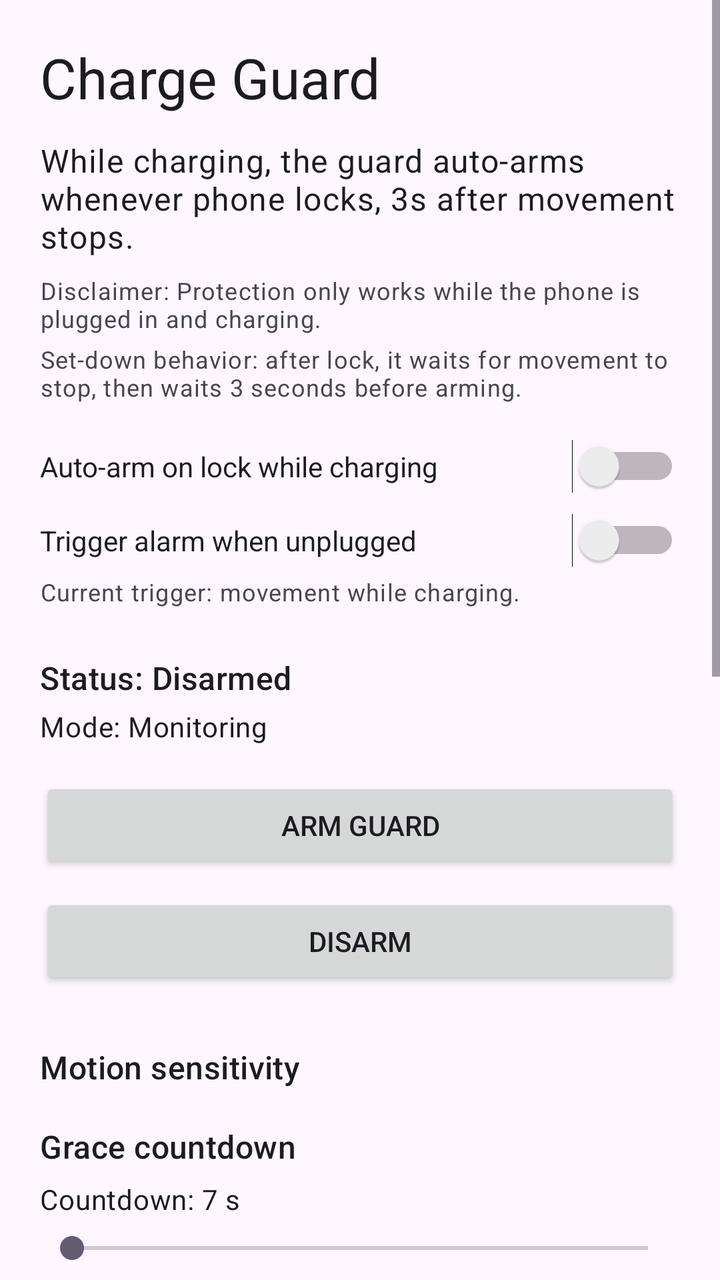
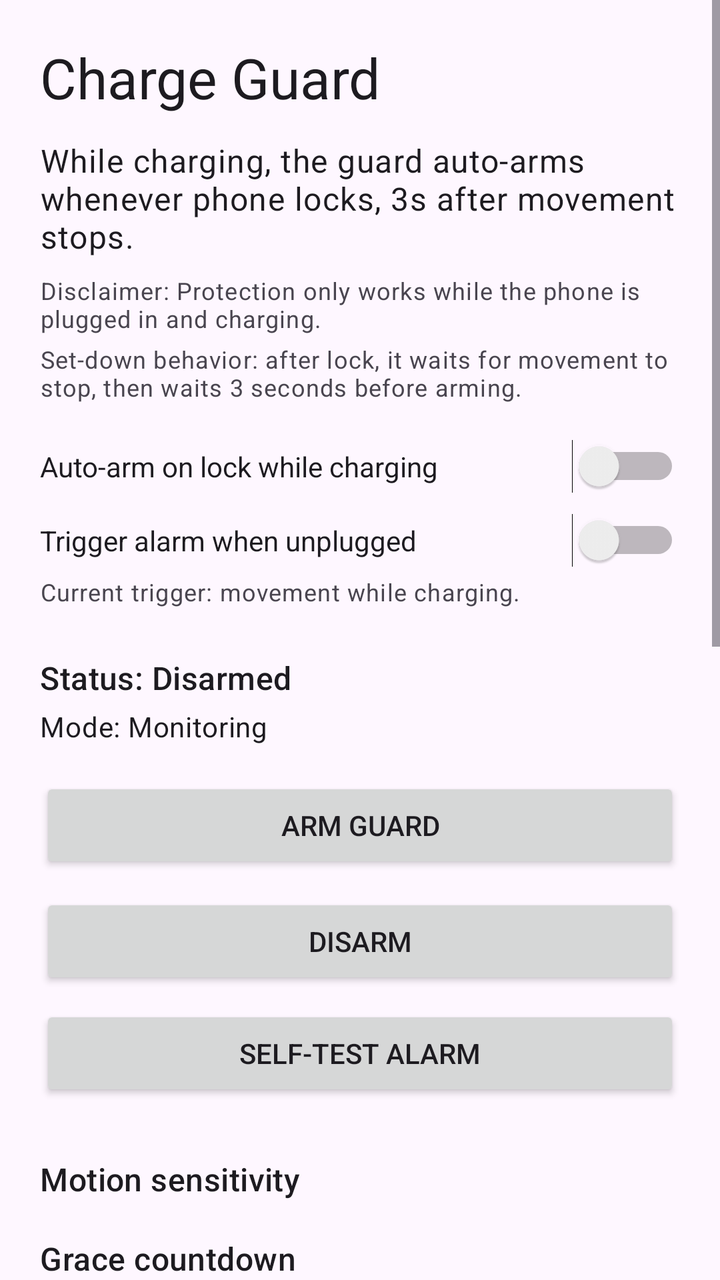

Two renders of the same Android screen: before a commit and after it. Below are the layout's source before the change and the commit's diff.
<!-- AndroidManifest.xml: application theme Theme.ChargeGuard -->
<!-- res/layout/activity_main.xml -->
<?xml version="1.0" encoding="utf-8"?>
<ScrollView xmlns:android="http://schemas.android.com/apk/res/android"
    xmlns:ads="http://schemas.android.com/apk/res-auto"
    xmlns:tools="http://schemas.android.com/tools"
    android:layout_width="match_parent"
    android:layout_height="match_parent"
    tools:context=".MainActivity">

    <LinearLayout
        android:layout_width="match_parent"
        android:layout_height="wrap_content"
        android:orientation="vertical"
        android:padding="20dp">

        <TextView
            android:id="@+id/titleText"
            android:layout_width="match_parent"
            android:layout_height="wrap_content"
            android:text="Charge Guard"
            android:textAppearance="@style/TextAppearance.Material3.HeadlineMedium" />

        <TextView
            android:id="@+id/descriptionText"
            android:layout_width="match_parent"
            android:layout_height="wrap_content"
            android:layout_marginTop="12dp"
            android:text="While charging, the guard auto-arms whenever phone locks, 3s after movement stops."
            android:textAppearance="@style/TextAppearance.Material3.BodyLarge" />

        <TextView
            android:id="@+id/disclaimerText"
            android:layout_width="match_parent"
            android:layout_height="wrap_content"
            android:layout_marginTop="8dp"
            android:text="Disclaimer: Protection only works while the phone is plugged in and charging."
            android:textAppearance="@style/TextAppearance.Material3.BodySmall" />

        <TextView
            android:id="@+id/settleHintText"
            android:layout_width="match_parent"
            android:layout_height="wrap_content"
            android:layout_marginTop="4dp"
            android:text="Set-down behavior: after lock, it waits for movement to stop, then waits 3 seconds before arming."
            android:textAppearance="@style/TextAppearance.Material3.BodySmall" />

        <Switch
            android:id="@+id/armModeSwitch"
            android:layout_width="match_parent"
            android:layout_height="wrap_content"
            android:layout_marginTop="18dp"
            android:text="Auto-arm on lock while charging" />

        <Switch
            android:id="@+id/triggerModeSwitch"
            android:layout_width="match_parent"
            android:layout_height="wrap_content"
            android:layout_marginTop="10dp"
            android:text="Trigger alarm when unplugged" />

        <TextView
            android:id="@+id/triggerModeHintText"
            android:layout_width="match_parent"
            android:layout_height="wrap_content"
            android:layout_marginTop="4dp"
            android:text="Current trigger: movement while charging."
            android:textAppearance="@style/TextAppearance.Material3.BodySmall" />

        <TextView
            android:id="@+id/stateText"
            android:layout_width="match_parent"
            android:layout_height="wrap_content"
            android:layout_marginTop="24dp"
            android:text="Status: Disarmed"
            android:textAppearance="@style/TextAppearance.Material3.TitleMedium" />

        <TextView
            android:id="@+id/modeText"
            android:layout_width="match_parent"
            android:layout_height="wrap_content"
            android:layout_marginTop="4dp"
            android:text="Mode: Monitoring"
            android:textAppearance="@style/TextAppearance.Material3.BodyMedium" />

        <Button
            android:id="@+id/armButton"
            android:layout_width="match_parent"
            android:layout_height="wrap_content"
            android:layout_marginTop="16dp"
            android:text="Arm Guard" />

        <Button
            android:id="@+id/disarmButton"
            android:layout_width="match_parent"
            android:layout_height="wrap_content"
            android:layout_marginTop="10dp"
            android:text="Disarm" />

        <TextView
            android:id="@+id/sensitivityTitle"
            android:layout_width="match_parent"
            android:layout_height="wrap_content"
            android:layout_marginTop="28dp"
            android:text="Motion sensitivity"
            android:textAppearance="@style/TextAppearance.Material3.TitleMedium" />

        <TextView
            android:id="@+id/countdownTitle"
            android:layout_width="match_parent"
            android:layout_height="wrap_content"
            android:layout_marginTop="18dp"
            android:text="Grace countdown"
            android:textAppearance="@style/TextAppearance.Material3.TitleMedium" />

        <TextView
            android:id="@+id/countdownLabel"
            android:layout_width="match_parent"
            android:layout_height="wrap_content"
            android:layout_marginTop="6dp"
            android:text="Countdown: 7 s"
            android:textAppearance="@style/TextAppearance.Material3.BodyMedium" />

        <SeekBar
            android:id="@+id/countdownSeekBar"
            android:layout_width="match_parent"
            android:layout_height="wrap_content"
            android:layout_marginTop="6dp" />

        <TextView
            android:id="@+id/sensitivityLabel"
            android:layout_width="match_parent"
            android:layout_height="wrap_content"
            android:layout_marginTop="6dp"
            android:text="Threshold: 3.2"
            android:textAppearance="@style/TextAppearance.Material3.BodyMedium" />

        <SeekBar
            android:id="@+id/sensitivitySeekBar"
            android:layout_width="match_parent"
            android:layout_height="wrap_content"
            android:layout_marginTop="6dp" />

        <Button
            android:id="@+id/calibrateButton"
            android:layout_width="match_parent"
            android:layout_height="wrap_content"
            android:layout_marginTop="8dp"
            android:text="Calibrate While Still" />

        <TextView
            android:id="@+id/pinTitle"
            android:layout_width="match_parent"
            android:layout_height="wrap_content"
            android:layout_marginTop="28dp"
            android:text="Disarm PIN (optional)"
            android:textAppearance="@style/TextAppearance.Material3.TitleMedium" />

        <Switch
            android:id="@+id/pinSwitch"
            android:layout_width="match_parent"
            android:layout_height="wrap_content"
            android:layout_marginTop="8dp"
            android:text="Require PIN to disarm" />

        <EditText
            android:id="@+id/pinInput"
            android:layout_width="match_parent"
            android:layout_height="wrap_content"
            android:layout_marginTop="8dp"
            android:hint="Enter 4+ digit PIN"
            android:inputType="numberPassword"
            android:maxLength="8" />

        <Button
            android:id="@+id/savePinButton"
            android:layout_width="match_parent"
            android:layout_height="wrap_content"
            android:layout_marginTop="8dp"
            android:text="Save PIN" />

        <TextView
            android:id="@+id/premiumTitle"
            android:layout_width="match_parent"
            android:layout_height="wrap_content"
            android:layout_marginTop="28dp"
            android:text="Premium"
            android:textAppearance="@style/TextAppearance.Material3.TitleMedium" />

        <TextView
            android:id="@+id/premiumDescription"
            android:layout_width="match_parent"
            android:layout_height="wrap_content"
            android:layout_marginTop="6dp"
            android:text="Unlock once to remove ads and support development."
            android:textAppearance="@style/TextAppearance.Material3.BodyMedium" />

        <TextView
            android:id="@+id/premiumStatusText"
            android:layout_width="match_parent"
            android:layout_height="wrap_content"
            android:layout_marginTop="6dp"
            android:text="Premium: Locked"
            android:textAppearance="@style/TextAppearance.Material3.BodyMedium" />

        <Button
            android:id="@+id/buyPremiumButton"
            android:layout_width="match_parent"
            android:layout_height="wrap_content"
            android:layout_marginTop="8dp"
            android:text="Unlock Premium (One-Time)" />

        <Button
            android:id="@+id/restorePurchaseButton"
            android:layout_width="match_parent"
            android:layout_height="wrap_content"
            android:layout_marginTop="8dp"
            android:text="Restore Purchase" />

        <com.google.android.gms.ads.AdView
            android:id="@+id/adView"
            android:layout_width="wrap_content"
            android:layout_height="wrap_content"
            android:layout_gravity="center_horizontal"
            android:layout_marginTop="16dp"
            ads:adSize="BANNER"
            ads:adUnitId="@string/admob_banner_unit_id" />

    </LinearLayout>
</ScrollView>
<!-- resources referenced by this layout -->
<resources>
  <string name="admob_banner_unit_id">ca-app-pub-3940256099942544/6300978111</string>
  <style name="Theme.ChargeGuard" parent="Theme.Material3.DayNight.NoActionBar">
          <item name="android:statusBarColor">?attr/colorSurface</item>
          <item name="android:windowLightStatusBar" tools:targetApi="m">true</item>
      </style>
</resources>

<!-- the commit's change to res/layout/activity_main.xml (unified diff, before → after) -->
@@ -95,6 +95,13 @@
             android:layout_marginTop="10dp"
             android:text="Disarm" />
 
+        <Button
+            android:id="@+id/selfTestButton"
+            android:layout_width="match_parent"
+            android:layout_height="wrap_content"
+            android:layout_marginTop="8dp"
+            android:text="Self-Test Alarm" />
+
         <TextView
             android:id="@+id/sensitivityTitle"
             android:layout_width="match_parent"
